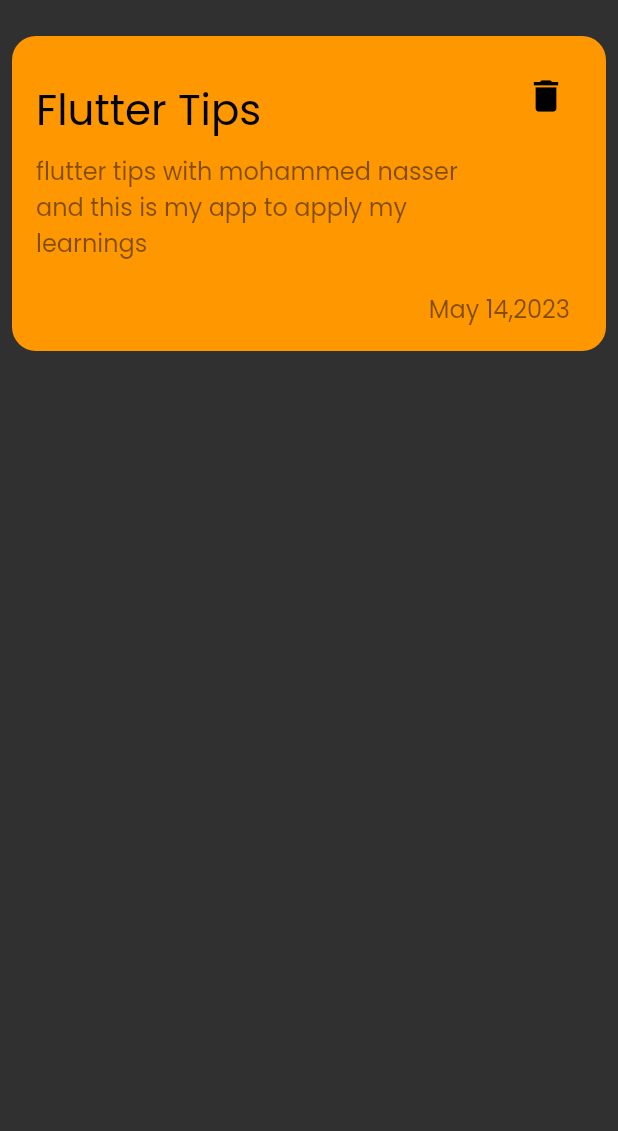
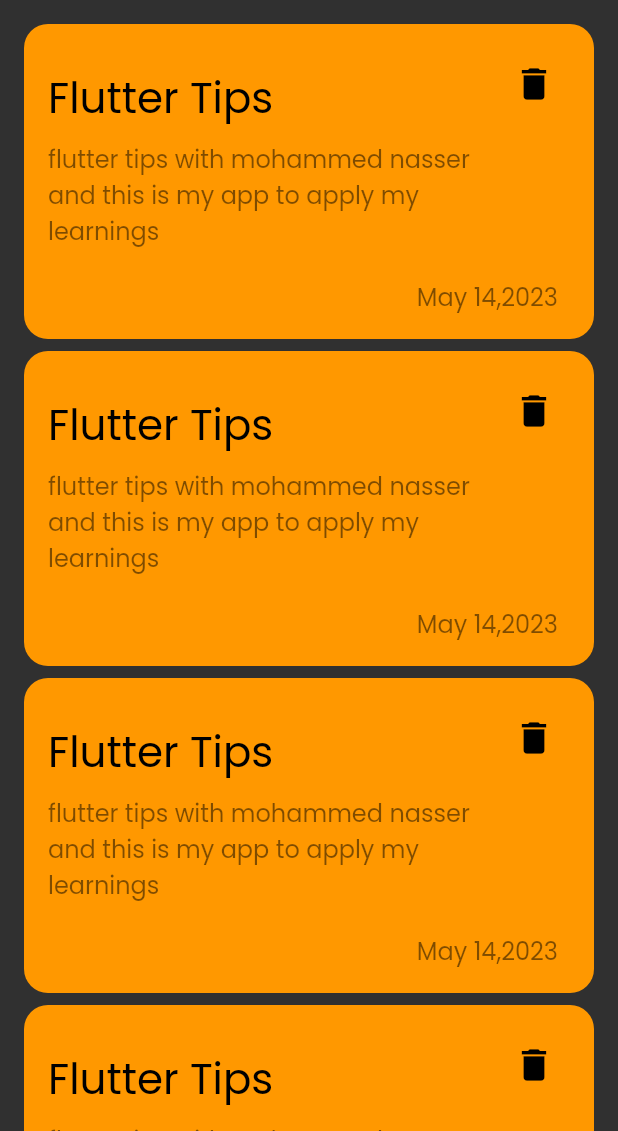
Before and after one commit to MoNasser155/notes_app, a Flutter app: the screen it shows after launch, on a phone screen of 412 x 824 dp, the part 105-1236 px from its top. Run offline on Flutter 3.47's test engine with Material 2 defaults, Android fonts, the phone set to English and light mode, and no system bars.

```diff
--- a/lib/main.dart
+++ b/lib/main.dart
@@ -11,6 +11,7 @@ class NotesApp extends StatelessWidget {
   @override
   Widget build(BuildContext context) {
     return MaterialApp(
+      debugShowCheckedModeBanner: false,
       theme: ThemeData(
         fontFamily: 'Poppins',
         brightness: Brightness.dark,
--- /dev/null
+++ b/lib/views/widget/Notes_List_View.dart
@@ -0,0 +1,19 @@
+
+// ignore_for_file: file_names
+
+import 'package:flutter/material.dart';
+
+import 'custom_note_item.dart';
+
+class NoteListView extends StatelessWidget {
+  const NoteListView({super.key});
+
+  @override
+  Widget build(BuildContext context) {
+    return ListView.builder(
+      itemBuilder: (BuildContext context, int index) {
+        return const NoteItem();
+      },
+    );
+  }
+}
--- a/lib/views/widget/Notes_view_body.dart
+++ b/lib/views/widget/Notes_view_body.dart
@@ -1,7 +1,9 @@
+// ignore_for_file: file_names
+
 import 'package:flutter/material.dart';
 import 'package:noteapp/views/widget/custom_appbar.dart';
 
-import 'custom_note_item.dart';
+import 'Notes_List_View.dart';
 
 class NotesViewBody extends StatelessWidget {
   const NotesViewBody({
@@ -18,7 +20,9 @@ class NotesViewBody extends StatelessWidget {
             child: CustomAppbar(),
           ),
         ),
-        NoteItem()
+        Expanded(
+          child: NoteListView(),
+        ),
       ],
     );
   }
--- a/lib/views/widget/custom_note_item.dart
+++ b/lib/views/widget/custom_note_item.dart
@@ -6,7 +6,11 @@ class NoteItem extends StatelessWidget {
   @override
   Widget build(BuildContext context) {
     return Padding(
-      padding: const EdgeInsets.all(8.0),
+      padding: const EdgeInsets.only(
+        left: 16,
+        right: 16,
+        bottom: 8,
+      ),
       child: Container(
         decoration: BoxDecoration(
             color: Colors.orange, borderRadius: BorderRadius.circular(16)),
```
